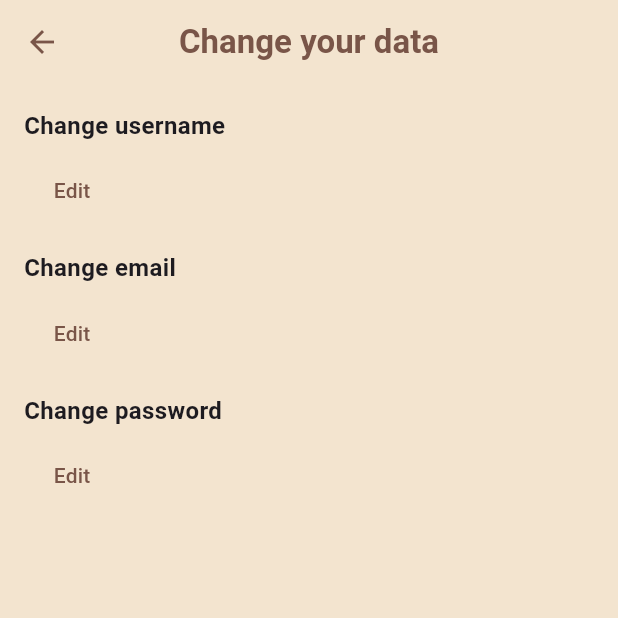
After one commit to FJRJ3D/regive_v3, a Flutter app: the UserChangeDataScreen screen opened by its route, on a phone screen of 412 x 824 dp, the top half of it. The commit adds this screen. Run offline on Flutter 3.47's test engine with Material 3 defaults, Android fonts, the phone set to English and light mode, and no system bars; our stand-ins replace cloud_firestore, firebase_auth, firebase_core, firebase_storage, flutter_image_compress, flutter_riverpod and 4 more; accounts and stored records are empty; generated files the repository leaves out were written again.

Commit message:
add data, change_data, help screens

```diff
--- a/lib/navigators/AppRouter.dart
+++ b/lib/navigators/AppRouter.dart
@@ -10,6 +10,9 @@ import 'package:regive_v3/screens/OrdersScreen.dart';
 import 'package:regive_v3/screens/MyRequestScreen.dart';
 import 'package:regive_v3/screens/ProductDetailsScreen.dart';
 import 'package:regive_v3/screens/RegisterScreen.dart';
+import 'package:regive_v3/screens/user_additional_screen/HelpAndSupportScreen.dart';
+import 'package:regive_v3/screens/user_additional_screen/UserChangeDataScreen.dart';
+import 'package:regive_v3/screens/user_additional_screen/UserDataScreen.dart';
 
 class AppNavigator {
   late final GoRouter _router;
@@ -41,6 +44,12 @@ class AppNavigator {
         ),
         GoRoute(path: '/my-orders', builder: (context, state) => const MyRequestScreen(),
         ),
+        GoRoute(path: '/user-data', builder: (context, state) => const UserDataScreen(),
+        ),
+        GoRoute(path: '/change-data', builder: (context, state) => const UserChangeDataScreen(),
+        ),
+        GoRoute(path: '/support', builder: (context, state) => const HelpAndSupportScreen(),
+        ),
       ],
 
       redirect: (BuildContext context, GoRouterState state) {
--- a/lib/navigators/TabBarWidget.dart
+++ b/lib/navigators/TabBarWidget.dart
@@ -2,7 +2,7 @@ import 'package:flutter/material.dart';
 import 'package:flutter_riverpod/flutter_riverpod.dart';
 import 'package:flutter_svg/flutter_svg.dart';
 import 'package:regive_v3/providers/global_providers.dart';
-import 'package:regive_v3/screens/ConfigurationScreen.dart';
+import 'package:regive_v3/screens/UserScreen.dart';
 import 'package:regive_v3/screens/MainScreen.dart';
 import 'package:regive_v3/screens/MessageScreen.dart';
 import 'package:regive_v3/screens/MyRequestScreen.dart';
@@ -22,7 +22,7 @@ class TabBarWidget extends ConsumerWidget {
       MyRequestScreen(),
       ProductManagerScreen(),
       MessageScreen(),
-      ConfigurationScreen(),
+      UserScreen(),
     ];
 
     void _onItemTapped(int index) {
--- /dev/null
+++ b/lib/screens/user_additional_screen/UserChangeDataScreen.dart
@@ -0,0 +1,140 @@
+import 'package:flutter/material.dart';
+import 'package:flutter_riverpod/flutter_riverpod.dart';
+import 'package:flutter_svg/flutter_svg.dart';
+import 'package:go_router/go_router.dart';
+import 'package:regive_v3/components/CustomElevatedButton.dart';
+import 'package:regive_v3/components/CustomTextField.dart';
+import 'package:regive_v3/navigators/AppRouter.dart';
+import 'package:regive_v3/repositories/AuthRepository.dart';
+import 'package:regive_v3/repositories/user_details_repository.dart';
+
+class UserChangeDataScreen extends ConsumerStatefulWidget {
+  const UserChangeDataScreen({Key? key}) : super(key: key);
+
+  @override
+  ConsumerState<UserChangeDataScreen> createState() => _UserChangeDataScreenState();
+}
+
+class _UserChangeDataScreenState extends ConsumerState<UserChangeDataScreen> {
+  bool _isEditingUsername = false;
+  bool _isEditingEmail = false;
+  bool _isEditingPassword = false;
+
+  final TextEditingController _usernameController = TextEditingController();
+  final TextEditingController _emailController = TextEditingController();
+  final TextEditingController _passwordController = TextEditingController();
+
+  @override
+  Widget build(BuildContext context) {
+    final authAsync = ref.watch(getUserProvider);
+
+    return Scaffold(
+      backgroundColor: const Color(0xFFF3E4CF),
+      appBar: AppBar(
+        backgroundColor: Colors.transparent,
+        elevation: 0,
+        leading: IconButton(
+          icon: const Icon(Icons.arrow_back, color: Colors.brown),
+          onPressed: () => GoRouter.of(context).pop(),
+        ),
+        title: const Text(
+          'Change your data',
+          style: TextStyle(color: Colors.brown, fontWeight: FontWeight.bold),
+        ),
+        centerTitle: true,
+      ),
+      body: authAsync.when(
+        loading: () => const Center(child: CircularProgressIndicator()),
+        error: (e, _) => Center(child: Text('Auth error: $e')),
+        data: (user) {
+          if (user == null) {
+            return const Center(child: Text('User is not logged in'));
+          }
+
+          return Padding(
+            padding: const EdgeInsets.all(16),
+            child: Column(
+              crossAxisAlignment: CrossAxisAlignment.start,
+              children: [
+                _buildEditableRow(
+                  title: 'Change username',
+                  isEditing: _isEditingUsername,
+                  controller: _usernameController,
+                  onEdit: () => setState(() => _isEditingUsername = true),
+                  onCancel: () => setState(() => _isEditingUsername = false),
+                ),
+                const SizedBox(height: 16),
+                _buildEditableRow(
+                  title: 'Change email',
+                  isEditing: _isEditingEmail,
+                  controller: _emailController,
+                  onEdit: () => setState(() => _isEditingEmail = true),
+                  onCancel: () => setState(() => _isEditingEmail = false),
+                ),
+                const SizedBox(height: 16),
+                _buildEditableRow(
+                  title: 'Change password',
+                  isEditing: _isEditingPassword,
+                  controller: _passwordController,
+                  onEdit: () => setState(() => _isEditingPassword = true),
+                  onCancel: () => setState(() => _isEditingPassword = false),
+                  isPassword: true,
+                ),
+              ],
+            ),
+          );
+        },
+      ),
+    );
+  }
+
+  Widget _buildEditableRow({
+    required String title,
+    required bool isEditing,
+    required TextEditingController controller,
+    required VoidCallback onEdit,
+    required VoidCallback onCancel,
+    bool isPassword = false,
+  }) {
+    return Column(
+      crossAxisAlignment: CrossAxisAlignment.start,
+      children: [
+        Text(
+          title,
+          style: const TextStyle(fontWeight: FontWeight.bold, fontSize: 16),
+        ),
+        const SizedBox(height: 8),
+        isEditing
+            ? Row(
+          children: [
+            Expanded(
+              child: TextField(
+                controller: controller,
+                obscureText: isPassword,
+                decoration: const InputDecoration(
+                  filled: true,
+                  fillColor: Colors.white,
+                  hintText: 'Input new value',
+                  border: OutlineInputBorder(),
+                ),
+              ),
+            ),
+            const SizedBox(width: 8),
+            ElevatedButton(
+              style: ElevatedButton.styleFrom(backgroundColor: Colors.amber),
+              onPressed: () {
+                print('OK: ${controller.text}');
+                onCancel();
+              },
+              child: const Text('OK', style: TextStyle(color: Colors.brown)),
+            ),
+          ],
+        )
+            : TextButton(
+          onPressed: onEdit,
+          child: const Text('Edit', style: TextStyle(color: Colors.brown)),
+        ),
+      ],
+    );
+  }
+}
```
Also changed, not shown: lib/screens/UserScreen.dart (renamed from lib/screens/ConfigurationScreen.dart, +24 -3 lines), lib/screens/user_additional_screen/HelpAndSupportScreen.dart (added, +68 -0 lines), lib/screens/user_additional_screen/UserDataScreen.dart (added, +73 -0 lines), lib/screens/user_additional_screen/UserActivityHistoryScreen.dart (added).
